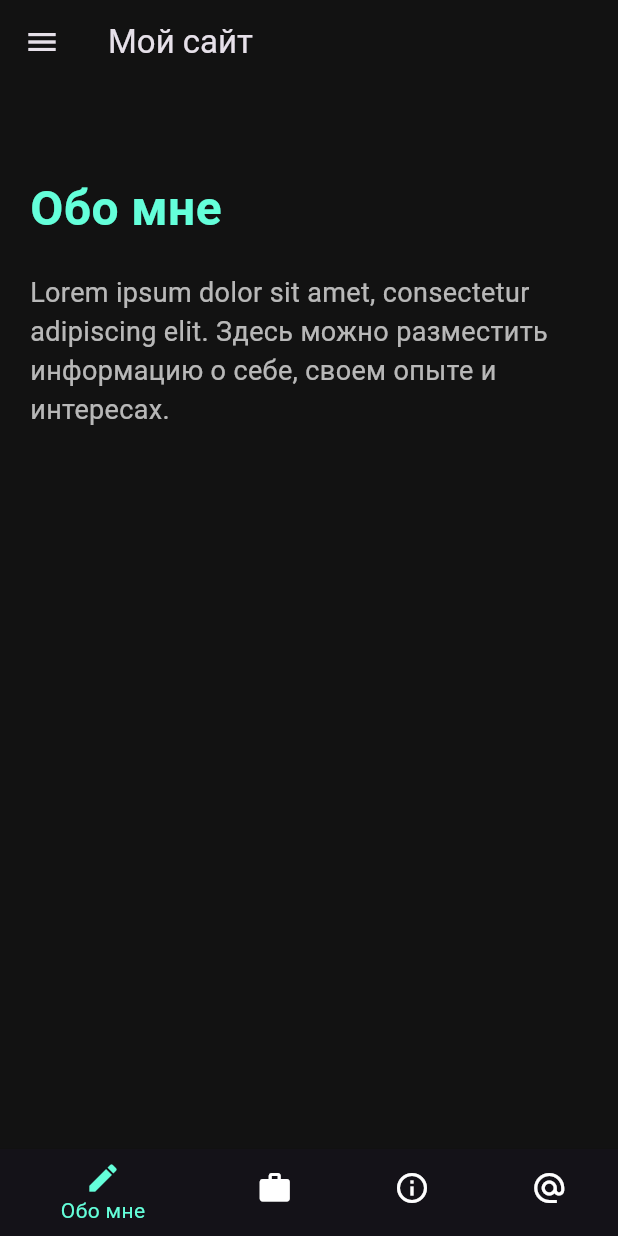
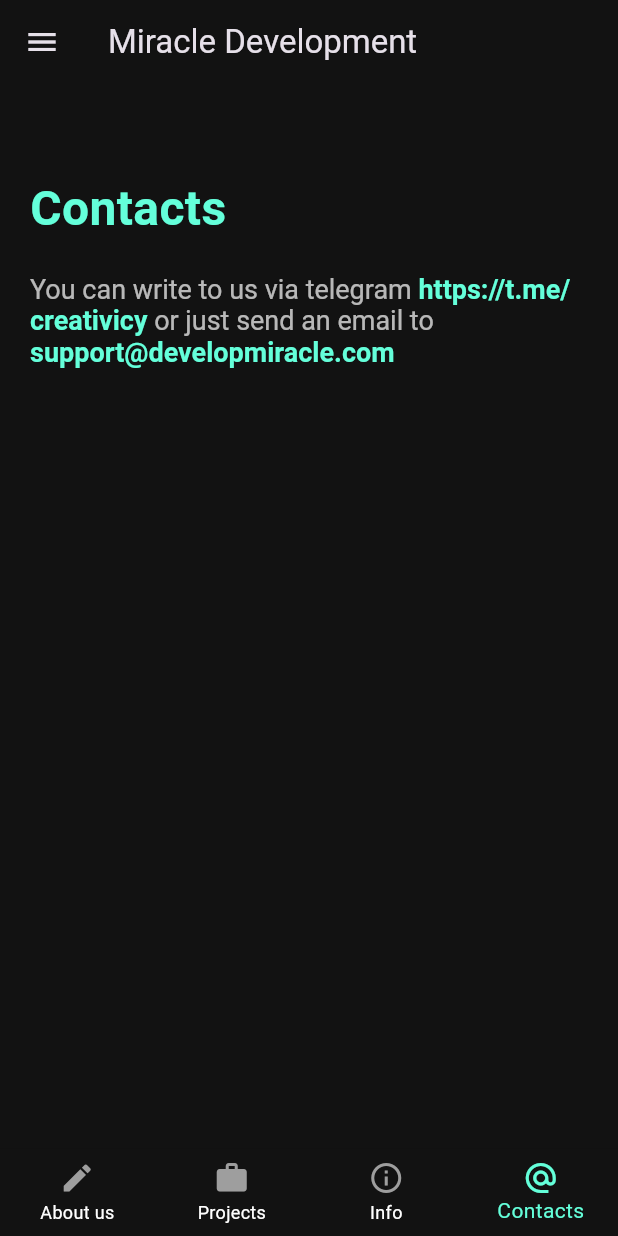
Before and after one commit to AnisimovTema/developmiracle, a Flutter app: the screen it shows after launch, on a phone screen of 412 x 824 dp. Run offline on Flutter 3.47's test engine with Material 3 defaults, Android fonts, the phone set to English and light mode, and no system bars.

Commit message:
[dev-2] disables tabs implemented, editable page content added

```diff
--- a/lib/main.dart
+++ b/lib/main.dart
@@ -1,4 +1,6 @@
+import 'package:flutter/gestures.dart';
 import 'package:flutter/material.dart';
+import 'package:url_launcher/url_launcher.dart';
 
 void main() {
   runApp(const MyApp());
@@ -15,7 +17,7 @@ class MyApp extends StatelessWidget {
   @override
   Widget build(BuildContext context) {
     return MaterialApp(
-      title: 'Мой сайт',
+      title: 'Miracle Development',
       debugShowCheckedModeBanner: false,
       theme: ThemeData.dark().copyWith(
         scaffoldBackgroundColor: backgroundColor,
@@ -37,36 +39,58 @@ class HomePage extends StatefulWidget {
 }
 
 class _HomePageState extends State<HomePage> {
-  // Индекс текущей отображаемой страницы (раздела)
-  int _currentIndex = 0;
-
-  // Список разделов с заголовками, текстовыми подсказками и иконками
+  // Список разделов с заголовками, идентификаторами контента, иконками и флагом disabled
   final List<Map<String, dynamic>> sections = [
     {
-      'title': 'Обо мне',
-      'content':
-          'Lorem ipsum dolor sit amet, consectetur adipiscing elit. Здесь можно разместить информацию о себе, своем опыте и интересах.',
+      'title': 'About us',
+      'contentId': 'about_us_page',
       'icon': Icons.edit, // Иконка пера / редактирования
+      'disabled': true,
     },
     {
-      'title': 'Мои проекты',
-      'content':
-          'Lorem ipsum dolor sit amet, consectetur adipiscing elit. В этом разделе можно описать выполненные проекты, рассказать о технологиях и подходах, используемых в работе.',
+      'title': 'Projects',
+      'contentId': 'projects_page',
       'icon': Icons.work, // Иконка кейса / работы
+      'disabled': true,
     },
     {
-      'title': 'Доп. информация',
-      'content':
-          'Lorem ipsum dolor sit amet, consectetur adipiscing elit. Здесь можно добавить дополнительные сведения, такие как сертификаты, публикации или рекомендации.',
+      'title': 'Info',
+      'contentId': 'info_page',
       'icon': Icons.info_outline, // Иконка "i"
+      'disabled': true,
     },
     {
-      'title': 'Контакты',
-      'content':
-          'Lorem ipsum dolor sit amet, consectetur adipiscing elit. В этом разделе можно указать контактные данные, email, ссылки на соцсети и другие способы связи.',
+      'title': 'Contacts',
+      'contentId': 'contacts_page',
       'icon': Icons.alternate_email, // Иконка @
+      'disabled': false,
     },
   ];
+
+  // Индекс текущей отображаемой страницы (раздела), вычисляется в initState,
+  // при этом выбирается первый раздел, для которого disabled == false.
+  late int _currentIndex;
+
+  @override
+  void initState() {
+    super.initState();
+    _currentIndex =
+        sections.indexWhere((section) => !(section['disabled'] ?? false));
+    if (_currentIndex == -1) {
+      _currentIndex = 0;
+    }
+  }
+
+  // Функция возвращает виджет страницы, основанный на contentId раздела.
+  Widget buildPageContent(Map<String, dynamic> section) {
+    String contentId = section['contentId'];
+    switch (contentId) {
+      case 'contacts_page':
+        return const ContentPage();
+      default:
+        return DefaultPageContent(title: section['title']);
+    }
+  }
 
   // Построение навигационных элементов для Drawer и AppBar
   List<Widget> buildNavItems(bool mobile) {
@@ -74,11 +98,18 @@ class _HomePageState extends State<HomePage> {
       int idx = entry.key;
       String label = entry.value['title'];
       IconData iconData = entry.value['icon'];
+      bool disabled = entry.value['disabled'] ?? false;
       return mobile
           ? ListTile(
-              leading: Icon(iconData, color: Colors.white),
-              title: Text(label),
-              onTap: () {
+              leading:
+                  Icon(iconData, color: disabled ? Colors.grey : Colors.white),
+              title: Text(
+                label,
+                style: TextStyle(color: disabled ? Colors.grey : Colors.white),
+              ),
+              onTap: disabled
+                  ? null
+                  : () {
                       setState(() {
                         _currentIndex = idx;
                       });
@@ -86,19 +117,25 @@ class _HomePageState extends State<HomePage> {
                     },
             )
           : TextButton.icon(
-              onPressed: () {
+              onPressed: disabled
+                  ? null
+                  : () {
                       setState(() {
                         _currentIndex = idx;
                       });
                     },
-              icon: Icon(iconData,
-                  color:
-                      _currentIndex == idx ? MyApp.accentColor : Colors.white),
+              icon: Icon(
+                iconData,
+                color: _currentIndex == idx
+                    ? MyApp.accentColor
+                    : (disabled ? Colors.grey : Colors.white),
+              ),
               label: Text(
                 label,
                 style: TextStyle(
-                  color:
-                      _currentIndex == idx ? MyApp.accentColor : Colors.white,
+                  color: _currentIndex == idx
+                      ? MyApp.accentColor
+                      : (disabled ? Colors.grey : Colors.white),
                 ),
               ),
             );
@@ -110,7 +147,7 @@ class _HomePageState extends State<HomePage> {
     final bool mobile = isMobile(context);
     return Scaffold(
       appBar: AppBar(
-        title: const Text('Мой сайт'),
+        title: const Text('Miracle Development'),
         backgroundColor: MyApp.backgroundColor,
         elevation: 0,
         actions: mobile ? null : buildNavItems(false),
@@ -126,7 +163,7 @@ class _HomePageState extends State<HomePage> {
                     ),
                     child: Center(
                       child: Text(
-                        'Навигация',
+                        'Navigation',
                         style: TextStyle(color: Colors.white, fontSize: 24),
                       ),
                     ),
@@ -140,29 +177,32 @@ class _HomePageState extends State<HomePage> {
       body: IndexedStack(
         index: _currentIndex,
         children: sections.map((section) {
-          return PageContent(
-            title: section['title'],
-            content: section['content'],
-          );
+          return buildPageContent(section);
         }).toList(),
       ),
       // Нижняя навигационная панель для мобильных устройств
       bottomNavigationBar: mobile
           ? BottomNavigationBar(
-              type:
-                  BottomNavigationBarType.shifting, // всегда показывать подписи
+              type: BottomNavigationBarType.fixed, // всегда показывать подписи
               currentIndex: _currentIndex,
               backgroundColor: MyApp.backgroundColor,
               selectedItemColor: MyApp.accentColor,
               unselectedItemColor: Colors.white,
               onTap: (index) {
+                bool disabled = sections[index]['disabled'] ?? false;
+                if (!disabled) {
                   setState(() {
                     _currentIndex = index;
                   });
+                }
               },
               items: sections.map((section) {
+                bool disabled = section['disabled'] ?? false;
                 return BottomNavigationBarItem(
-                  icon: Icon(section['icon']),
+                  icon: Icon(
+                    section['icon'],
+                    color: disabled ? Colors.grey : null,
+                  ),
                   label: section['title'],
                 );
               }).toList(),
@@ -172,12 +212,31 @@ class _HomePageState extends State<HomePage> {
   }
 }
 
-// Обновлённый виджет для содержимого страницы с разделом и постоянным футером
-class PageContent extends StatelessWidget {
+// Редактируемая страница для всех разделов, кроме 'contacts_page'
+class DefaultPageContent extends StatefulWidget {
   final String title;
-  final String content;
 
-  const PageContent({super.key, required this.title, required this.content});
+  const DefaultPageContent({super.key, required this.title});
+
+  @override
+  State<DefaultPageContent> createState() => _DefaultPageContentState();
+}
+
+class _DefaultPageContentState extends State<DefaultPageContent> {
+  late TextEditingController _controller;
+
+  @override
+  void initState() {
+    super.initState();
+    _controller = TextEditingController(
+        text: 'Editable content for ${widget.title} page.');
+  }
+
+  @override
+  void dispose() {
+    _controller.dispose();
+    super.dispose();
+  }
 
   @override
   Widget build(BuildContext context) {
@@ -190,7 +249,35 @@ class PageContent extends StatelessWidget {
             child: IntrinsicHeight(
               child: Column(
                 children: [
-                  Section(title: title, content: content),
+                  Container(
+                    padding: const EdgeInsets.symmetric(
+                        vertical: 60, horizontal: 20),
+                    width: double.infinity,
+                    child: Column(
+                      crossAxisAlignment: CrossAxisAlignment.start,
+                      children: [
+                        Text(
+                          widget.title,
+                          style: const TextStyle(
+                            fontSize: 32,
+                            fontWeight: FontWeight.bold,
+                            color: Colors.tealAccent,
+                          ),
+                        ),
+                        const SizedBox(height: 20),
+                        TextField(
+                          controller: _controller,
+                          maxLines: null,
+                          style: const TextStyle(
+                              fontSize: 18, color: Colors.white70),
+                          decoration: const InputDecoration(
+                            border: OutlineInputBorder(),
+                            hintText: 'Enter content here...',
+                          ),
+                        ),
+                      ],
+                    ),
+                  ),
                   const Spacer(),
                   if (!mobile) const Footer(),
                 ],
@@ -203,35 +290,95 @@ class PageContent extends StatelessWidget {
   }
 }
 
-class Section extends StatelessWidget {
-  final String title;
-  final String content;
-
-  const Section({super.key, required this.title, required this.content});
+// Виджет для страницы 'contacts_page'
+class ContentPage extends StatelessWidget {
+  const ContentPage({super.key});
 
   @override
   Widget build(BuildContext context) {
-    return Container(
-      padding: const EdgeInsets.symmetric(vertical: 60, horizontal: 20),
+    final bool mobile = isMobile(context);
+
+    // Функция для открытия ссылки
+    Future<void> _launchUrl(String url) async {
+      final Uri uri = Uri.parse(url);
+      if (await canLaunchUrl(uri)) {
+        await launchUrl(uri);
+      } else {
+        // Можно добавить обработку ошибки
+        throw 'Could not launch $url';
+      }
+    }
+
+    return LayoutBuilder(
+      builder: (context, constraints) {
+        return SingleChildScrollView(
+          child: ConstrainedBox(
+            constraints: BoxConstraints(minHeight: constraints.maxHeight),
+            child: IntrinsicHeight(
+              child: Column(
+                children: [
+                  Container(
+                    padding: const EdgeInsets.symmetric(
+                        vertical: 60, horizontal: 20),
                     width: double.infinity,
                     child: Column(
                       crossAxisAlignment: CrossAxisAlignment.start,
                       children: [
-          Text(
-            title,
-            style: const TextStyle(
+                        const Text(
+                          'Contacts',
+                          style: TextStyle(
                             fontSize: 32,
                             fontWeight: FontWeight.bold,
                             color: Colors.tealAccent,
                           ),
                         ),
                         const SizedBox(height: 20),
-          Text(
-            content,
-            style: const TextStyle(fontSize: 18, color: Colors.white70),
+                        RichText(
+                          text: TextSpan(
+                            style: const TextStyle(
+                                fontSize: 18, color: Colors.white70),
+                            children: [
+                              const TextSpan(
+                                  text: 'You can write to us via telegram '),
+                              TextSpan(
+                                text: 'https://t.me/creativicy',
+                                style: const TextStyle(
+                                    fontWeight: FontWeight.bold,
+                                    color: Colors.tealAccent),
+                                recognizer: TapGestureRecognizer()
+                                  ..onTap = () {
+                                    // Открытие ссылки на telegram
+                                    _launchUrl('https://t.me/creativicy');
+                                  },
+                              ),
+                              const TextSpan(
+                                  text: ' or just send an email to '),
+                              TextSpan(
+                                text: 'support@developmiracle.com',
+                                style: const TextStyle(
+                                    fontWeight: FontWeight.bold,
+                                    color: Colors.tealAccent),
+                                recognizer: TapGestureRecognizer()
+                                  ..onTap = () {
+                                    // Открытие почтовой ссылки
+                                    _launchUrl(
+                                        'mailto:support@developmiracle.com');
+                                  },
                               ),
                             ],
                           ),
+                        ),
+                      ],
+                    ),
+                  ),
+                  const Spacer(),
+                  if (!mobile) const Footer(),
+                ],
+              ),
+            ),
+          ),
+        );
+      },
     );
   }
 }
--- a/pubspec.yaml
+++ b/pubspec.yaml
@@ -1,6 +1,6 @@
 name: developmiracle
 description: "A new Flutter project."
-publish_to: 'none'
+publish_to: "none"
 version: 0.1.0
 
 environment:
@@ -14,6 +14,7 @@ dev_dependencies:
   flutter_test:
     sdk: flutter
   flutter_lints: ^4.0.0
+  url_launcher: ^6.1.7
 
 flutter:
   uses-material-design: true
```
Also changed, not shown: pubspec.lock. Lines whose indentation alone changed are shown as unchanged.
